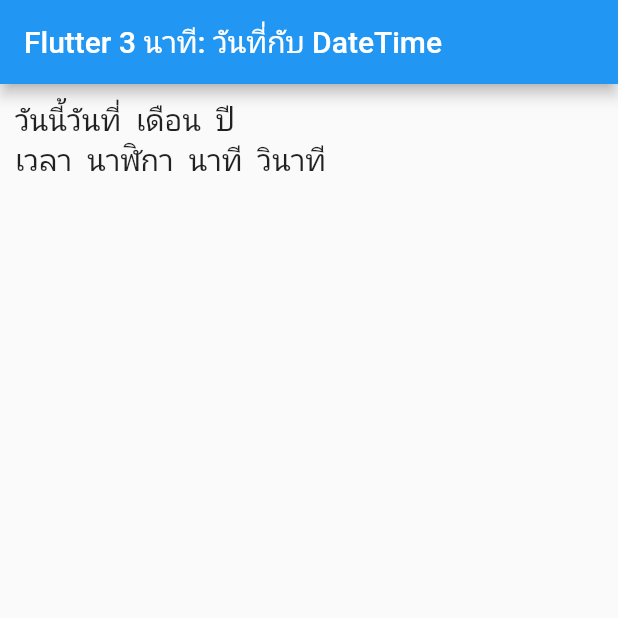
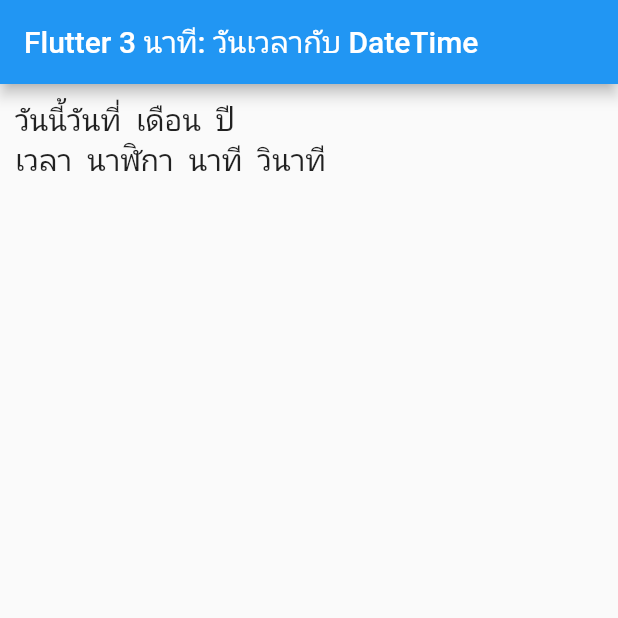
Before and after one commit to teerasej/nextflow-flutter-widget-today-datetime-now, a Flutter app: the screen it shows after launch, on a phone screen of 412 x 824 dp, the top half of it. Run offline on Flutter 3.47's test engine with Material 2 defaults, Android fonts, the phone set to English and light mode, and no system bars.

Commit message:
ีupdate title

```diff
--- a/lib/main.dart
+++ b/lib/main.dart
@@ -13,7 +13,7 @@ class MyApp extends StatelessWidget {
         primarySwatch: Colors.blue,
         visualDensity: VisualDensity.adaptivePlatformDensity,
       ),
-      home: MyHomePage(title: 'Flutter 3 นาที: วันที่กับ DateTime'),
+      home: MyHomePage(title: 'Flutter 3 นาที: วันเวลากับ DateTime'),
     );
   }
 }
```
